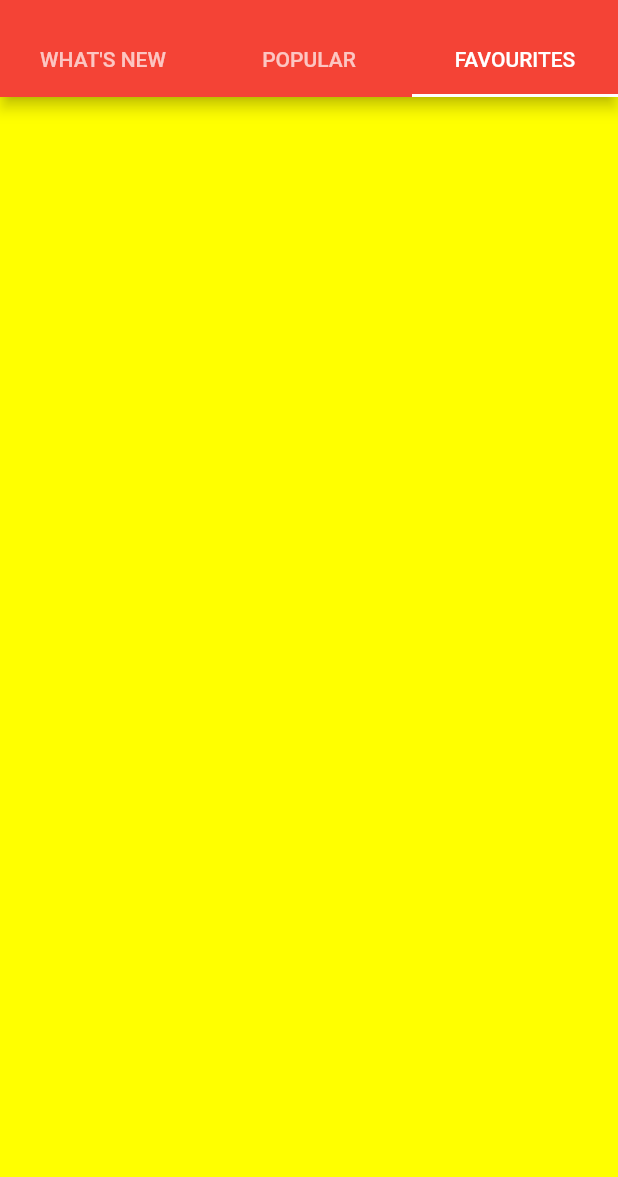
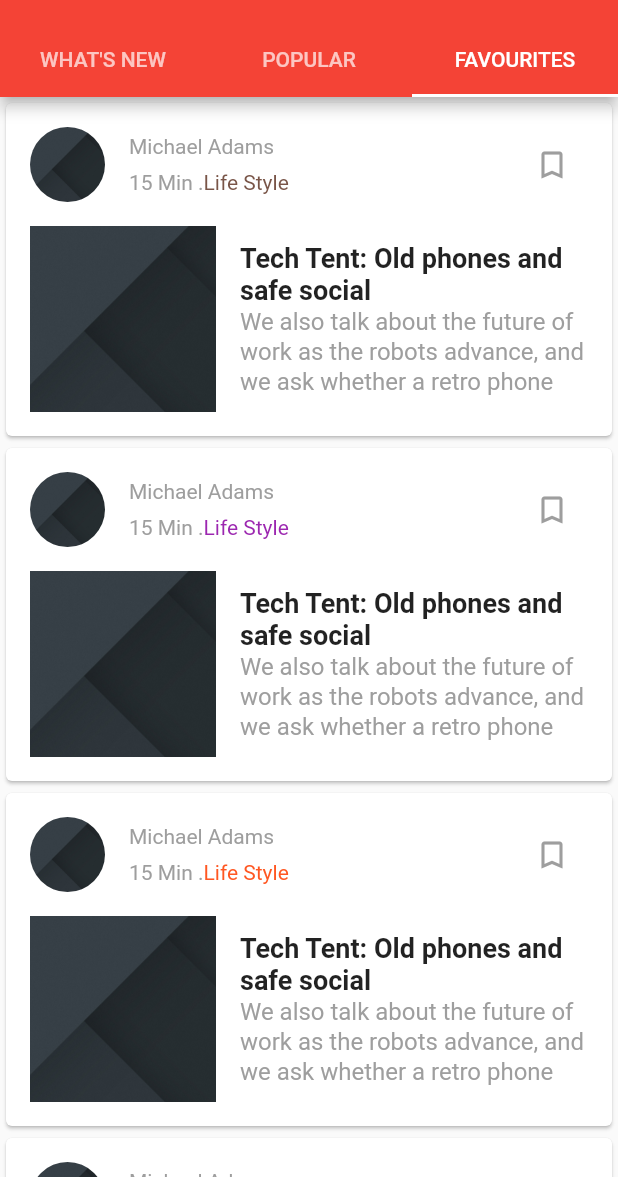
Before and after one commit to HishamZeyad1/news_app, a Flutter app: the HomeScreen screen opened directly, tab 3 chosen, on a phone screen of 412 x 824 dp, the part 59-1236 px from its top. Run offline on Flutter 3.47's test engine with Material 2 defaults, Android fonts, the phone set to English and light mode, and no system bars; our stand-ins replace shared_preferences; missing offline and left inert: page_view_indicator; accounts and stored records are empty.

Commit message:
add popular screen and favourites screen

```diff
--- a/lib/Screens/OnBoarding.dart
+++ b/lib/Screens/OnBoarding.dart
@@ -123,7 +123,7 @@ class _OnBoardingState extends State<OnBoarding> {
                     context,
                     MaterialPageRoute(
                       builder: (context) {
-                        _updateSeen();
+                        // _updateSeen();
                         return HomeScreen();
                       },
                     ),
--- a/lib/home_tabs/favourites.dart
+++ b/lib/home_tabs/favourites.dart
@@ -1,3 +1,5 @@
+import 'dart:math';
+
 import 'package:flutter/material.dart';
 
 class Favourites extends StatefulWidget {
@@ -6,10 +8,128 @@ class Favourites extends StatefulWidget {
 }
 
 class _FavouritesState extends State<Favourites> {
+  List<Color> colorsList = [
+  Colors.red,
+  Colors.teal,
+  Colors.deepOrange,
+  Colors.indigo,
+  Colors.brown,
+  Colors.purple
+  ];
+  Random random = Random();
+  Color _getRandomColor() {
+  return colorsList[random.nextInt(colorsList.length)];
+  }
   @override
   Widget build(BuildContext context) {
-    return Container(
-      color: Colors.yellowAccent,
+        return ListView.builder(
+    itemBuilder: (context, position) {
+      return Card(
+        child: Container(
+          padding: EdgeInsets.all(16),
+          child: Column(
+            children: <Widget>[
+              _authorRow(),
+              SizedBox( height: 16, ),
+              _newsItemRow(),
+            ],
+          ),
+        ),
+      );
+    },
+    itemCount: 20,
+    );
+  }
+
+  Widget _authorRow() {
+    return Row(
+      mainAxisAlignment: MainAxisAlignment.spaceBetween,
+      children: <Widget>[
+        Row(
+          children: <Widget>[
+            Container(
+              decoration: BoxDecoration(
+                image: DecorationImage(
+                    image: ExactAssetImage('assets/images/placeholder_bg.png'),
+                    fit: BoxFit.cover),
+                shape: BoxShape.circle,
+              ),
+              width: 50,
+              height: 50,
+              margin: EdgeInsets.only(right: 16),
+            ),
+            Column(
+              crossAxisAlignment: CrossAxisAlignment.start,
+              children: <Widget>[
+                Text(
+                  'Michael Adams',
+                  style: TextStyle(
+                    color: Colors.grey,
+                  ),
+                ),
+                SizedBox(
+                  height: 8,
+                ),
+                Row(
+                  children: <Widget>[
+                    Text(
+                      '15 Min .',
+                      style: TextStyle(
+                        color: Colors.grey,
+                      ),
+                    ),
+                    Text(
+                      'Life Style',
+                      style: TextStyle(
+                        color: _getRandomColor(),
+                      ),
+                    ),
+                  ],
+                ),
+              ],
+            ),
+          ],
+        ),
+        IconButton(
+          icon: Icon(Icons.bookmark_border),
+          onPressed: () {},
+          color: Colors.grey,
+        ),
+      ],
+    );
+  }
+
+  Widget _newsItemRow() {
+    return Row(
+      children: <Widget>[
+        Container(
+          decoration: BoxDecoration(
+            image: DecorationImage(
+                image: ExactAssetImage('assets/images/placeholder_bg.png'),
+                fit: BoxFit.cover),
+          ),
+          width: 124,
+          height: 124,
+          margin: EdgeInsets.only( right: 16 ),
+        ),
+        Expanded(
+          child: Column(
+            children: <Widget>[
+              Text(
+                'Tech Tent: Old phones and safe social',
+                style: TextStyle(
+                    fontSize: 18,
+                    fontWeight: FontWeight.w600
+                ),
+              ),
+              Text(
+                'We also talk about the future of work as the robots advance, and we ask whether a retro phone',
+                style: TextStyle(color: Colors.grey, fontSize: 16 , height: 1.25),
+              ),
+            ],
+          ),
+        ),
+      ],
     );
   }
 }
--- a/lib/main.dart
+++ b/lib/main.dart
@@ -30,7 +30,7 @@ class NewsApp  extends StatelessWidget {
     return MaterialApp(
       debugShowCheckedModeBanner: false,
       theme: AppTheme.appTheme,
-      home:this._screen,
+      home:OnBoarding(),//this._screen
     );
   }
 }
```
Also changed, not shown: lib/home_tabs/popular.dart (+56 -2 lines).
